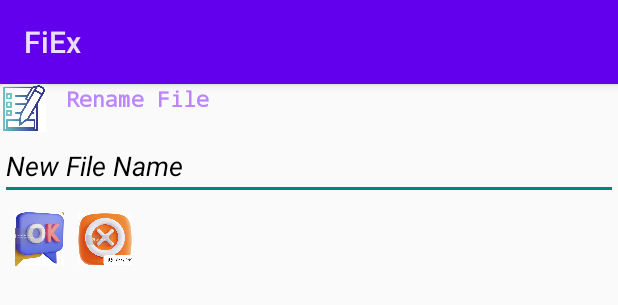
After one commit to GauravPatidar987/FileExplorer, an Android app: the layout layout_rename_file.xml on its own in the app's theme, with its tools: preview values and no code run, on a phone screen of 412 x 824 dp. The commit adds this screen. Shown: the top 305 px of the screen. Run offline under Robolectric (Android 15) with nearby library versions, the light colour scheme and no system bars.

Commit message:
rename alert dialog added

```diff
--- a/app/src/main/java/com/fiex/MainActivity.java
+++ b/app/src/main/java/com/fiex/MainActivity.java
@@ -29,8 +29,9 @@ public class MainActivity extends Activity implements OnClickListener2 {
 	RecyclerView rec;
 	List<File> list;
 	int position;
-	AlertDialog.Builder ad;
-	TextView txtHead, txtMsg;
+	String action;
+	AlertDialog.Builder ad,rf;
+	TextView txtHead, txtMsg,txtFnm;
 
 	@Override
 	protected void onCreate(Bundle savedInstanceState) {
@@ -53,7 +54,8 @@ public class MainActivity extends Activity implements OnClickListener2 {
 
 	@Override
 	public boolean onContextItemSelected(MenuItem arg0) {
-		txtHead.setText("Are you sure to " + arg0.getTitle());
+		action = arg0.getTitle().toString();
+		txtHead.setText("Are you sure to " + action);
 		ad.show();
 		return super.onContextItemSelected(arg0);
 	}
@@ -62,16 +64,32 @@ public class MainActivity extends Activity implements OnClickListener2 {
 	public void onClick2(View v, int position) {
 		position = position;
 		{
-			Toast.makeText(this, position + "", Toast.LENGTH_SHORT).show();
+			//Toast.makeText(this, position + "", Toast.LENGTH_SHORT).show();
 			ad = new AlertDialog.Builder(this);
+			rf=new AlertDialog.Builder(this);
 			View c = LayoutInflater.from(v.getContext()).inflate(R.layout.layout_alert_dialog_custom, null);
+			View cc=LayoutInflater.from(v.getContext()).inflate(R.layout.layout_rename_file,null);
 			txtHead = c.findViewById(R.id.ad_header);
 			txtMsg = c.findViewById(R.id.ad_msg);
+			txtFnm=cc.findViewById(R.id.txt_file_name);
 			txtMsg.setText(list.get(position).getAbsolutePath());
+			txtFnm.setText(list.get(position).getName());
 			ad.setView(c);
+			rf.setView(cc);
+			final int pos = position;
 			ad.setPositiveButton("Yes", new DialogInterface.OnClickListener() {
 				public void onClick(DialogInterface dialog, int id) {
+					if (action.equals("Rename")) {
+						rf.show();
+					/*	final File file1 = new File(list.get(pos).getAbsolutePath());
+						final File file2 = new File(list.get(pos).getParent() + "/dummy");
+						if (file1.isFile()) {
+							if (file1.renameTo(file2)) {
 
+							}
+						}
+						*/
+					}
 				}
 			});
 			ad.setNegativeButton("No", new DialogInterface.OnClickListener() {
--- /dev/null
+++ b/app/src/main/res/layout/layout_rename_file.xml
@@ -0,0 +1,60 @@
+<LinearLayout xmlns:android="http://schemas.android.com/apk/res/android"
+    xmlns:app="http://schemas.android.com/apk/res-auto"
+    android:layout_width="match_parent"
+    android:layout_height="wrap_content"
+    android:orientation="vertical" >
+
+    <LinearLayout
+        android:layout_width="match_parent"
+        android:layout_height="wrap_content"
+        android:gravity="center_vertical"
+        android:orientation="horizontal" >
+
+        <ImageView
+            android:layout_width="32dp"
+            android:layout_height="32dp"
+            android:layout_marginRight="12dp"
+            android:src="@drawable/ic_rename_file" />
+
+        <TextView
+            android:layout_width="match_parent"
+            android:layout_height="32dp"
+            android:layout_gravity="center_vertical"
+            android:fontFamily="monospace"
+            android:text="Rename File"
+            android:textColor="@color/purple_200"
+            android:textStyle="bold" />
+    </LinearLayout>
+
+    <EditText
+        android:layout_width="match_parent"
+        android:layout_height="wrap_content"
+        android:text="New File Name"
+		android:id="@+id/txt_file_name"
+        android:textColor="@color/black"
+        android:textStyle="italic" />
+
+    <LinearLayout
+        android:layout_width="match_parent"
+        android:layout_height="wrap_content"
+        android:gravity="center_vertical"
+        android:orientation="horizontal"
+        android:padding="8dp" >
+
+        <ImageButton
+            android:layout_width="36dp"
+            android:layout_height="36dp"
+			android:background="@null"
+			android:scaleType="centerInside"
+			android:layout_marginRight="8dp"
+            android:src="@drawable/ic_ok" />
+
+        <ImageButton
+            android:layout_width="36dp"
+            android:layout_height="36dp"
+			android:background="@null"
+			android:scaleType="fitCenter"
+            android:src="@drawable/ic_cancel" />
+    </LinearLayout>
+
+</LinearLayout>
```
Also changed, not shown: app/src/main/res/drawable/ic_cancel.jpg (added), app/src/main/res/drawable/ic_ok.jpg (added), app/src/main/res/drawable/ic_rename_file.jpg (added), 1 other file.
